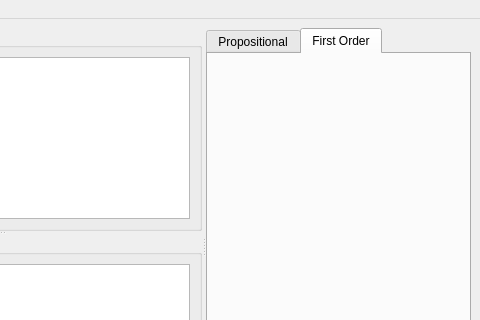
The window that mainwindow.ui (b3aver/PyLogic) describes before a commit, drawn with Qt 5; both pictures show x 220 to 700 and y 0 to 320 of the 700 by 494 pixel window.
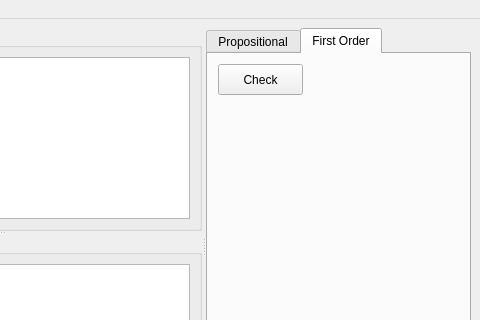
The same window after the commit. The open tabs and pages were chosen to show the change. Custom widgets are drawn as their Qt base class.

Commit message: Written the First Order Logic parser, yet to be tested.

What changed in the file:
```diff
--- a/mainwindow.ui
+++ b/mainwindow.ui
@@ -115,6 +115,19 @@
            <attribute name="title">
             <string>First Order</string>
            </attribute>
+           <widget class="QPushButton" name="ushButtonCheckFirstOrder">
+            <property name="geometry">
+             <rect>
+              <x>10</x>
+              <y>10</y>
+              <width>85</width>
+              <height>31</height>
+             </rect>
+            </property>
+            <property name="text">
+             <string>Check</string>
+            </property>
+           </widget>
           </widget>
          </widget>
         </item>
```
Left out of the diff: 36 changed lines with no effect on the pictures. The commit also changes 5 other files.
